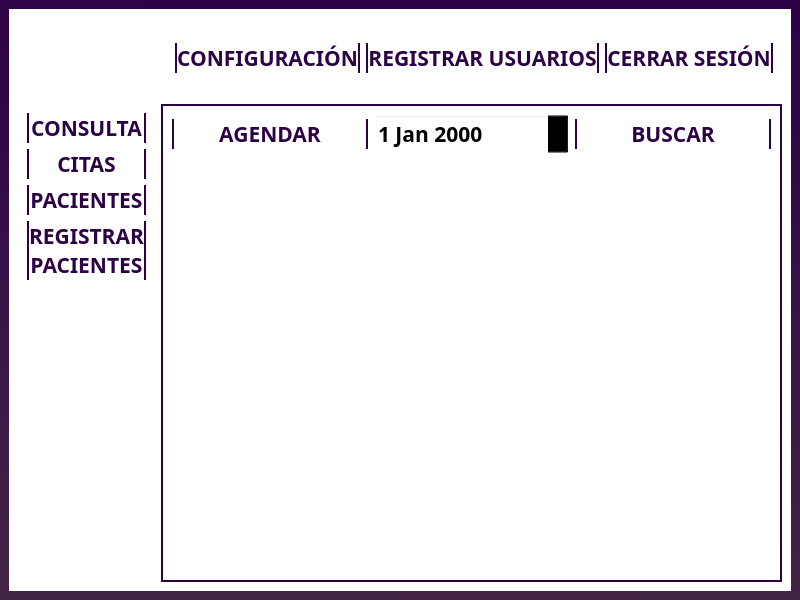
Qt form ui/interfaz_principal.ui (DevHarsue/SANDIASALUD) before a commit.
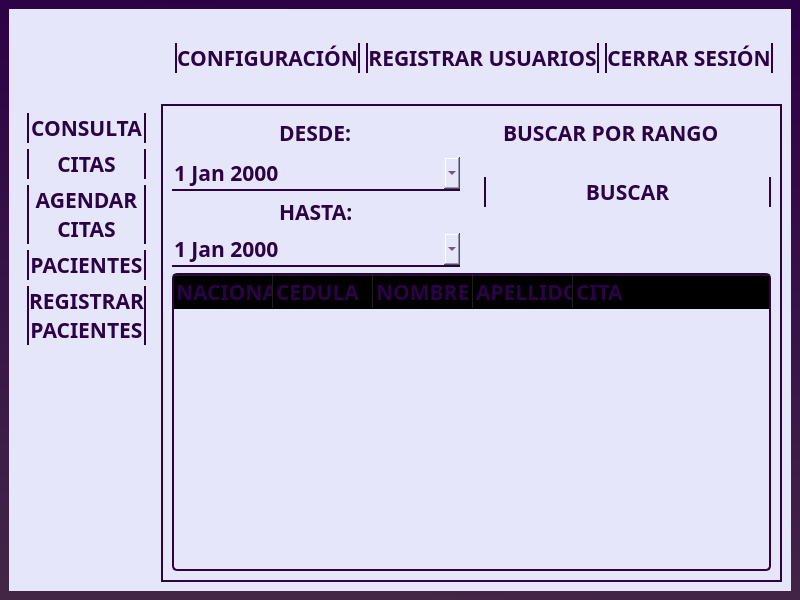
The same form after that commit. The open tabs and pages were chosen to show the change. Icons and pictures are not drawn.

Commit message: citas ya funcional

Patch:
```diff
--- a/ui/interfaz_principal.ui
+++ b/ui/interfaz_principal.ui
@@ -35,7 +35,7 @@
 }
 
 #contenedor_principal{
-	background: #ffffff;
+	background: #e6e6fa;
 	border-radius: 1em;
 	
 }
@@ -109,6 +109,17 @@
             </property>
            </widget>
           </item>
+          <item>
+           <widget class="QPushButton" name="boton_v_agendar">
+            <property name="cursor">
+             <cursorShape>PointingHandCursor</cursorShape>
+            </property>
+            <property name="text">
+             <string>AGENDAR
+CITAS</string>
+            </property>
+           </widget>
+          </item>
           <item>
            <widget class="QPushButton" name="boton_v_pacientes">
             <property name="cursor">
@@ -230,7 +241,7 @@
 }
 
 QComboBox{
-	background: white;
+	background: #e6e6fa;
 	border: none;
 	min-width: 2em;
 	color: #2C0146;
@@ -241,7 +252,7 @@
 }
 
 QComboBox QAbstractItemView{
-	background: white;
+	background: #e6e6fa;
 	border: none;
 	color: #2C0146;
 }
@@ -257,15 +268,15 @@
 }
 
 QLineEdit, QTextEdit{
-	background: white;
+	background: #e6e6fa;
 	color:	#2C0146;
 	border: none;
 	border-bottom: 2px solid #2C0146;
 }
 
 QLineEdit:disabled, QTextEdit:disabled,QPushButton:disabled,QDateEdit:disabled{
-	background: rgb(235, 235, 235);
-	border-color: rgb(235, 235, 235);
+	background: rgb(205, 205, 205);
+	border-color: rgb(205, 205, 205);
 }
 
 QLineEdit:focus, QTextEdit:focus{
@@ -276,7 +287,7 @@
 QDateEdit,QDateTimeEdit{
 	padding-right:1em;
 	min-width: 6em;
-	background: white;
+	background: #e6e6fa;
 	color: #2C0146;
 	border: none;
 	border-bottom: 2px solid #2C0146;
@@ -332,9 +343,22 @@
 Line{
 	background: #2C0146;
 }
-/*
-#2C0146;
-#60029a;
+
+QTableView{
+	padding: 0.5em;
+	border: 2px solid #2C0146;
+	border-radius: 5px;
+	color: #2C0146;
+}
+
+QTableView::item:selected{
+	background:#2C0146;
+	color:white;
+}
+
+QTableView QHeaderView{
+	color: #2C0146;
+}
 </string>
          </property>
          <property name="currentIndex">
@@ -344,48 +368,159 @@
           <layout class="QVBoxLayout" name="verticalLayout_5">
            <item>
             <layout class="QGridLayout" name="gridLayout_3">
-             <item row="0" column="2">
-              <widget class="QPushButton" name="boton_buscar_cita">
-               <property name="cursor">
-                <cursorShape>PointingHandCursor</cursorShape>
+             <item row="0" column="0" colspan="3">
+              <layout class="QGridLayout" name="gridLayout_7">
+               <property name="rightMargin">
+                <number>0</number>
                </property>
-               <property name="styleSheet">
-                <string notr="true">icon: url(&quot;images/search.png&quot;);</string>
+               <property name="horizontalSpacing">
+                <number>24</number>
                </property>
-               <property name="text">
-                <string>BUSCAR</string>
-               </property>
-               <property name="icon">
-                <iconset theme="system-search"/>
-               </property>
-              </widget>
+               <item row="1" column="1">
+                <widget class="QDateEdit" name="date_cita_desde">
+                 <property name="calendarPopup">
+                  <bool>true</bool>
+                 </property>
+                </widget>
+               </item>
+               <item row="0" column="1" alignment="Qt::AlignmentFlag::AlignHCenter">
+                <widget class="QLabel" name="label_21">
+                 <property name="text">
+                  <string>DESDE:</string>
+                 </property>
+                </widget>
+               </item>
+               <item row="2" column="1" alignment="Qt::AlignmentFlag::AlignHCenter">
+                <widget class="QLabel" name="label_22">
+                 <property name="text">
+                  <string>HASTA:</string>
+                 </property>
+                </widget>
+               </item>
+               <item row="3" column="1">
+                <widget class="QDateEdit" name="date_cita_hasta">
+                 <property name="calendarPopup">
+                  <bool>true</bool>
+                 </property>
+                </widget>
+               </item>
+               <item row="1" column="2" rowspan="2" alignment="Qt::AlignmentFlag::AlignVCenter">
+                <widget class="QPushButton" name="boton_buscar_cita">
+                 <property name="cursor">
+                  <cursorShape>PointingHandCursor</cursorShape>
+                 </property>
+                 <property name="styleSheet">
+                  <string notr="true">icon: url(&quot;images/search.png&quot;);</string>
+                 </property>
+                 <property name="text">
+                  <string>BUSCAR</string>
+                 </property>
+                 <property name="icon">
+                  <iconset theme="system-search"/>
+                 </property>
+                </widget>
+               </item>
+               <item row="0" column="2">
+                <widget class="QCheckBox" name="check_rango_cita">
+                 <property name="text">
+                  <string>BUSCAR POR RANGO</string>
+                 </property>
+                </widget>
+               </item>
+              </layout>
              </item>
-             <item row="0" column="1">
-              <widget class="QDateEdit" name="fecha_buscar_cita">
-               <property name="cursor">
-                <cursorShape>PointingHandCursor</cursorShape>
+             <item row="1" column="0" colspan="3">
+              <widget class="QTableWidget" name="tabla_citas">
+               <property name="enabled">
+                <bool>true</bool>
                </property>
                <property name="styleSheet">
                 <string notr="true"/>
                </property>
-               <property name="calendarPopup">
+               <property name="horizontalScrollBarPolicy">
+                <enum>Qt::ScrollBarPolicy::ScrollBarAlwaysOff</enum>
+               </property>
+               <property name="sizeAdjustPolicy">
+                <enum>QAbstractScrollArea::SizeAdjustPolicy::AdjustToContents</enum>
+               </property>
+               <property name="editTriggers">
+                <set>QAbstractItemView::EditTrigger::NoEditTriggers</set>
+               </property>
+               <property name="alternatingRowColors">
                 <bool>true</bool>
                </property>
-              </widget>
-             </item>
-             <item row="0" column="0">
-              <widget class="QPushButton" name="boton_v_agendar">
-               <property name="cursor">
-                <cursorShape>PointingHandCursor</cursorShape>
+               <property name="selectionBehavior">
+                <enum>QAbstractItemView::SelectionBehavior::SelectRows</enum>
                </property>
-               <property name="text">
-                <string>AGENDAR</string>
+               <property name="showGrid">
+                <bool>false</bool>
                </property>
+               <property name="gridStyle">
+                <enum>Qt::PenStyle::SolidLine</enum>
+               </property>
+               <property name="cornerButtonEnabled">
+                <bool>true</bool>
+               </property>
+               <property name="rowCount">
+                <number>0</number>
+               </property>
+               <attribute name="horizontalHeaderCascadingSectionResizes">
+                <bool>true</bool>
+               </attribute>
+               <attribute name="horizontalHeaderHighlightSections">
+                <bool>true</bool>
+               </attribute>
+               <attribute name="horizontalHeaderStretchLastSection">
+                <bool>true</bool>
+               </attribute>
+               <attribute name="verticalHeaderVisible">
+                <bool>false</bool>
+               </attribute>
+               <attribute name="verticalHeaderStretchLastSection">
+                <bool>false</bool>
+               </attribute>
+               <column>
+                <property name="text">
+                 <string>NACIONALIDAD</string>
+                </property>
+                <property name="textAlignment">
+                 <set>AlignLeading|AlignVCenter</set>
+                </property>
+               </column>
+               <column>
+                <property name="text">
+                 <string>CEDULA</string>
+                </property>
+                <property name="textAlignment">
+                 <set>AlignLeading|AlignVCenter</set>
+                </property>
+               </column>
+               <column>
+                <property name="text">
+                 <string>NOMBRE</string>
+                </property>
+                <property name="textAlignment">
+                 <set>AlignLeading|AlignVCenter</set>
+                </property>
+               </column>
+               <column>
+                <property name="text">
+                 <string>APELLIDO</string>
+                </property>
+                <property name="textAlignment">
+                 <set>AlignLeading|AlignVCenter</set>
+                </property>
+               </column>
+               <column>
+                <property name="text">
+                 <string>CITA</string>
+                </property>
+                <property name="textAlignment">
+                 <set>AlignLeading|AlignVCenter</set>
+                </property>
+               </column>
               </widget>
              </item>
-             <item row="1" column="0" colspan="3">
-              <widget class="QListWidget" name="lista_citas"/>
-             </item>
             </layout>
            </item>
           </layout>
```
Left out of the diff: 10 changed lines with no effect on the pictures. The commit also changes 5 other files.
